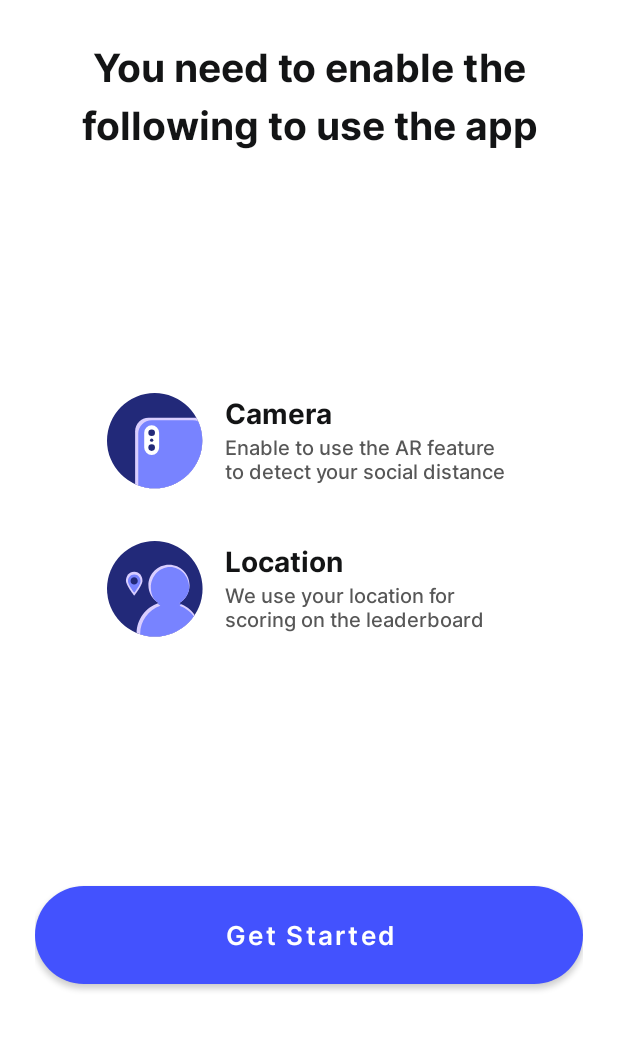
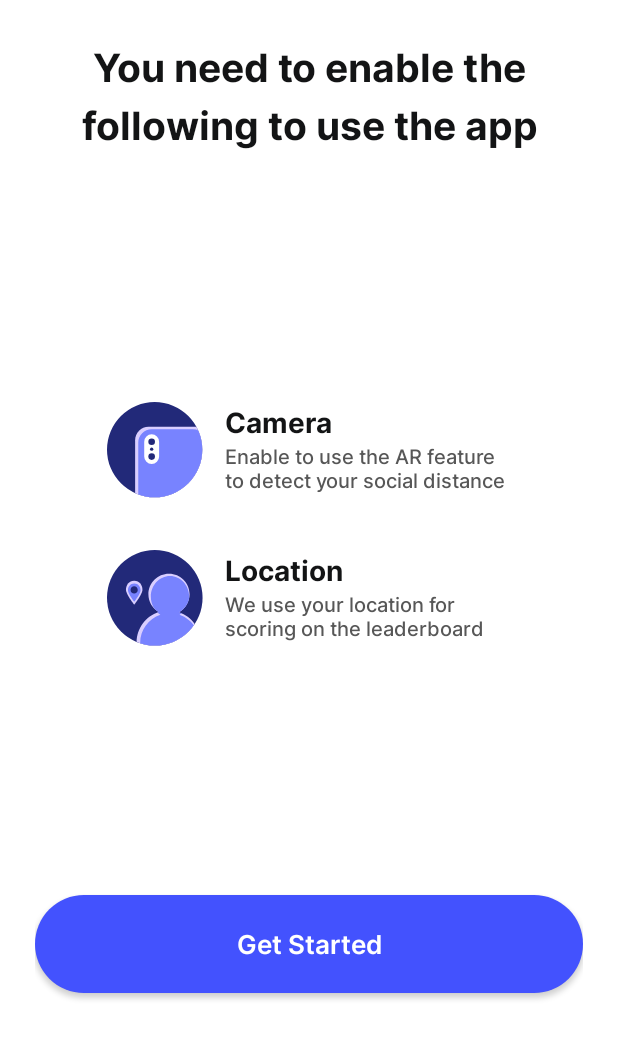
Before and after one commit to Grappus/Android-AR-Keep-Distance, an Android app: the PermissionFragment screen opened through its navigation route, on a phone screen of 412 x 824 dp, the part 173-1233 px from its top. Run offline under Robolectric (Android 15) with nearby library versions, the phone set to English and light mode, and no system bars; our stand-ins replace data binding; libraries missing offline, so code that uses them is left out: com.karumi.dexter; 1 statement that could not run was skipped.

Commit message:
chore(*): Theme and related UI changes.

```diff
--- a/ar/src/main/java/android/tesseract/jio/covid19/ar/splash/SplashFragment.kt
+++ b/ar/src/main/java/android/tesseract/jio/covid19/ar/splash/SplashFragment.kt
@@ -14,8 +14,6 @@ import android.tesseract.jio.covid19.ar.R
 import android.tesseract.jio.covid19.ar.databinding.FragmentSplashBinding
 import android.tesseract.jio.covid19.ar.utils.Prefs
 import android.tesseract.jio.covid19.ar. utils.PrefsConstants.FINISHED_WALKTHROUGH
-import androidx.annotation.Keep
-
 
 /**
  * Created by Dipanshu Harbola on 26/5/20.
@@ -50,6 +48,7 @@ class SplashFragment : Fragment() {
         }, 2000L)
     }
 
+    // check if all the required permissions are granted by user.
     private fun arePermissionsGranted(): Boolean {
         val permissionCamera =
             ContextCompat.checkSelfPermission(requireContext(), Manifest.permission.CAMERA)
--- a/ar/src/main/java/android/tesseract/jio/covid19/ar/walkthrough/WalkThroughFragment.kt
+++ b/ar/src/main/java/android/tesseract/jio/covid19/ar/walkthrough/WalkThroughFragment.kt
@@ -118,6 +118,7 @@ class WalkThroughFragment : Fragment() {
         }
     }
 
+    // check if all the required permissions are granted by user.
     private fun arePermissionsGranted(): Boolean {
         val permissionCamera =
             ContextCompat.checkSelfPermission(requireContext(), Manifest.permission.CAMERA)
--- /dev/null
+++ b/ar/src/main/res/drawable/bg_btn_get_start.xml
@@ -0,0 +1,7 @@
+<?xml version="1.0" encoding="utf-8"?>
+<shape xmlns:android="http://schemas.android.com/apk/res/android" android:shape="rectangle">
+
+    <solid android:color="@color/startButtonColor"/>
+    <corners android:radius="@dimen/_26DP" />
+
+</shape>
--- a/ar/src/main/res/layout/fragment_permission.xml
+++ b/ar/src/main/res/layout/fragment_permission.xml
@@ -19,6 +19,7 @@
             android:layout_height="wrap_content"
             android:layout_marginTop="@dimen/_20DP"
             android:adjustViewBounds="true"
+            android:contentDescription="@null"
             app:layout_constraintEnd_toEndOf="parent"
             app:layout_constraintStart_toStartOf="parent"
             app:layout_constraintTop_toTopOf="parent"
@@ -31,7 +32,7 @@
             android:layout_marginTop="@dimen/_18DP"
             android:gravity="center_horizontal"
             android:lineSpacingExtra="@dimen/_5SP"
-            android:text="You need to enable the\nfollowing to use the app"
+            android:text="@string/head_you_need_to_enable_the_following_to_use_the_app"
             android:textColor="@color/textColorBlack"
             android:textSize="@dimen/_18SP"
             android:textStyle="bold"
@@ -40,18 +41,19 @@
             app:layout_constraintStart_toStartOf="parent"
             app:layout_constraintTop_toBottomOf="@+id/ivJioLogo" />
 
-        <com.google.android.material.button.MaterialButton
+        <androidx.appcompat.widget.AppCompatButton
             android:id="@+id/btnGetStarted"
             android:layout_width="match_parent"
             android:layout_height="wrap_content"
             android:layout_marginBottom="@dimen/_16DP"
             android:padding="@dimen/_14DP"
-            android:text="Get Started"
+            android:text="@string/btn_get_started"
             android:textColor="@color/white"
             android:textSize="@dimen/_12SP"
             android:textAllCaps="false"
-            app:backgroundTint="@color/startButtonColor"
-            app:cornerRadius="@dimen/_26DP"
+            android:gravity="center"
+            android:background="@drawable/bg_btn_get_start"
+            app:elevation="@dimen/_5DP"
             app:customFont="@{@string/font_semi_bold}"
             app:layout_constraintBottom_toBottomOf="parent"
             app:layout_constraintEnd_toEndOf="parent"
--- a/ar/src/main/res/layout/fragment_splash.xml
+++ b/ar/src/main/res/layout/fragment_splash.xml
@@ -63,7 +63,7 @@
             android:lineSpacingExtra="@dimen/_1SP"
             android:textColor="@color/white"
             android:textSize="@dimen/_15SP"
-            android:text="AR SAFETY\nDETECTION"
+            android:text="@string/head_ar_safety_detection"
             android:textStyle="bold"
             app:customFont="@{@string/font_bold}"
             app:layout_constraintBottom_toBottomOf="@+id/ivDotsGroup"
--- a/ar/src/main/res/values/strings.xml
+++ b/ar/src/main/res/values/strings.xml
@@ -11,5 +11,8 @@
     <string name="alrt_safe_distance_violated">Safe distance violated</string>
     <string name="alrt_move_away_to_a_safe_distance">Move away to a safe distance</string>
     <string name="label_session_ended">Session ended</string>
+    <string name="head_ar_safety_detection">AR SAFETY\nDETECTION</string>
+    <string name="head_you_need_to_enable_the_following_to_use_the_app">You need to enable the\nfollowing to use the app</string>
+    <string name="btn_get_started">Get Started</string>
 
 </resources>
--- a/ar/src/main/res/values/styles.xml
+++ b/ar/src/main/res/values/styles.xml
@@ -1,7 +1,7 @@
 <resources>
 
     <!-- Base application theme. -->
-    <style name="AppTheme" parent="Theme.MaterialComponents.Light.NoActionBar.Bridge">
+    <style name="AppTheme" parent="Theme.AppCompat.Light.NoActionBar">
         <!-- Customize your theme here. -->
         <item name="colorPrimary">@color/colorPrimary</item>
         <item name="colorPrimaryDark">@color/colorPrimaryDark</item>
```
Also changed, not shown: ar/src/main/java/android/tesseract/jio/covid19/ar/core/sessions/start/SessionStartFragment.kt (+14 -24 lines), ar/src/main/res/drawable/bg_btn_alrt_end_session.xml (added, +7 -0 lines), ar/src/main/res/drawable/bg_btn_end_session.xml (added, +9 -0 lines), ar/src/main/res/drawable/bg_card_alrt_session_info.xml (added, +9 -0 lines), ar/src/main/res/drawable/bg_card_session_info.xml (added, +7 -0 lines), ar/src/main/res/layout/fragment_end_session.xml (+5 -13 lines), ar/src/main/res/layout/fragment_walkthrough.xml (+8 -5 lines), ar/src/main/res/layout/layout_bottom_view.xml (+9 -17 lines), ar/src/main/res/layout/layout_session_info.xml (+9 -19 lines), 2 other files.
